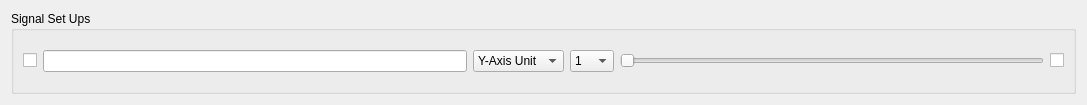
Qt form Uis/PyStripToolSignalSetUp.ui (lisazacarias/PyStripTool) before a commit.
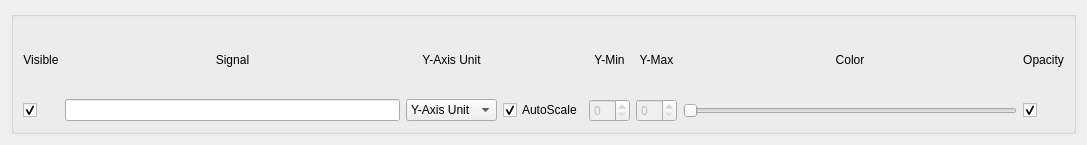
The same form after that commit.

Commit message: Cleaned up uis. Started adding code to add time plots.

Diff of the .ui file:
```diff
--- a/Uis/PyStripToolSignalSetUp.ui
+++ b/Uis/PyStripToolSignalSetUp.ui
@@ -7,7 +7,7 @@
     <x>0</x>
     <y>0</y>
     <width>1087</width>
-    <height>105</height>
+    <height>145</height>
    </rect>
   </property>
   <property name="windowTitle">
@@ -17,20 +17,60 @@
    <item>
     <widget class="QGroupBox" name="signal_setups_box">
      <property name="title">
-      <string>Signal Set Ups</string>
+      <string/>
      </property>
-     <layout class="QHBoxLayout" name="horizontalLayout_2">
-      <item>
-       <widget class="QCheckBox" name="signal_check_box">
+     <layout class="QGridLayout" name="gridLayout">
+      <item row="0" column="5">
+       <widget class="QLabel" name="y_max_label">
         <property name="text">
-         <string/>
+         <string>Y-Max</string>
         </property>
+        <property name="alignment">
+         <set>Qt::AlignCenter</set>
+        </property>
        </widget>
       </item>
-      <item>
-       <widget class="QLineEdit" name="signal_line_edit"/>
+      <item row="0" column="2">
+       <widget class="QLabel" name="y_axis_unit_label">
+        <property name="text">
+         <string>Y-Axis Unit</string>
+        </property>
+        <property name="alignment">
+         <set>Qt::AlignCenter</set>
+        </property>
+       </widget>
       </item>
-      <item>
+      <item row="0" column="4">
+       <widget class="QLabel" name="y_min_label">
+        <property name="text">
+         <string>Y-Min</string>
+        </property>
+        <property name="alignment">
+         <set>Qt::AlignCenter</set>
+        </property>
+       </widget>
+      </item>
+      <item row="0" column="6">
+       <widget class="QLabel" name="color_label">
+        <property name="text">
+         <string>Color</string>
+        </property>
+        <property name="alignment">
+         <set>Qt::AlignCenter</set>
+        </property>
+       </widget>
+      </item>
+      <item row="0" column="0">
+       <widget class="QLabel" name="visible_label">
+        <property name="text">
+         <string>Visible</string>
+        </property>
+        <property name="alignment">
+         <set>Qt::AlignCenter</set>
+        </property>
+       </widget>
+      </item>
+      <item row="1" column="2">
        <widget class="QComboBox" name="signal_y_axis_assignment_combo_box">
         <property name="toolTip">
          <string>Y-Axis</string>
@@ -42,84 +82,83 @@
         </item>
        </widget>
       </item>
-      <item>
-       <widget class="QComboBox" name="time_plot_assignment">
-        <property name="toolTip">
-         <string>Time Plot</string>
+      <item row="1" column="0">
+       <widget class="QCheckBox" name="signal_check_box">
+        <property name="maximumSize">
+         <size>
+          <width>25</width>
+          <height>16777215</height>
+         </size>
         </property>
-        <item>
-         <property name="text">
-          <string>1</string>
-         </property>
-        </item>
-        <item>
-         <property name="text">
-          <string>2</string>
-         </property>
-        </item>
-        <item>
-         <property name="text">
-          <string>3</string>
-         </property>
-        </item>
-        <item>
-         <property name="text">
-          <string>4</string>
-         </property>
-        </item>
-        <item>
-         <property name="text">
-          <string>5</string>
-         </property>
-        </item>
-        <item>
-         <property name="text">
-          <string>6</string>
-         </property>
-        </item>
-        <item>
-         <property name="text">
-          <string>7</string>
-         </property>
-        </item>
-        <item>
-         <property name="text">
-          <string>8</string>
-         </property>
-        </item>
-        <item>
-         <property name="text">
-          <string>9</string>
-         </property>
-        </item>
-        <item>
-         <property name="text">
-          <string>10</string>
-         </property>
-        </item>
-        <item>
-         <property name="text">
-          <string>11</string>
-         </property>
-        </item>
-        <item>
-         <property name="text">
-          <string>12</string>
-         </property>
-        </item>
+        <property name="text">
+         <string/>
+        </property>
+        <property name="checked">
+         <bool>true</bool>
+        </property>
        </widget>
       </item>
-      <item>
+      <item row="1" column="3">
+       <widget class="QCheckBox" name="autoscale_checkbox">
+        <property name="text">
+         <string>AutoScale</string>
+        </property>
+        <property name="checked">
+         <bool>true</bool>
+        </property>
+       </widget>
+      </item>
+      <item row="1" column="4">
+       <widget class="QSpinBox" name="y_min_spinbox">
+        <property name="enabled">
+         <bool>false</bool>
+        </property>
+       </widget>
+      </item>
+      <item row="1" column="1">
+       <widget class="QLineEdit" name="signal_line_edit"/>
+      </item>
+      <item row="1" column="6">
        <widget class="QSlider" name="color_slider">
         <property name="orientation">
          <enum>Qt::Horizontal</enum>
         </property>
        </widget>
       </item>
-      <item>
+      <item row="1" column="5">
+       <widget class="QSpinBox" name="y_max_spinbox">
+        <property name="enabled">
+         <bool>false</bool>
+        </property>
+       </widget>
+      </item>
+      <item row="0" column="7">
+       <widget class="QLabel" name="opacity_label">
+        <property name="text">
+         <string>Opacity</string>
+        </property>
+        <property name="alignment">
+         <set>Qt::AlignCenter</set>
+        </property>
+       </widget>
+      </item>
+      <item row="1" column="7">
        <widget class="QCheckBox" name="opacity_check_box">
         <property name="text">
          <string/>
+        </property>
+        <property name="checked">
+         <bool>true</bool>
+        </property>
+       </widget>
+      </item>
+      <item row="0" column="1">
+       <widget class="QLabel" name="signal_label">
+        <property name="text">
+         <string>Signal</string>
+        </property>
+        <property name="alignment">
+         <set>Qt::AlignCenter</set>
         </property>
        </widget>
       </item>
```
The commit also changes 6 other files.
